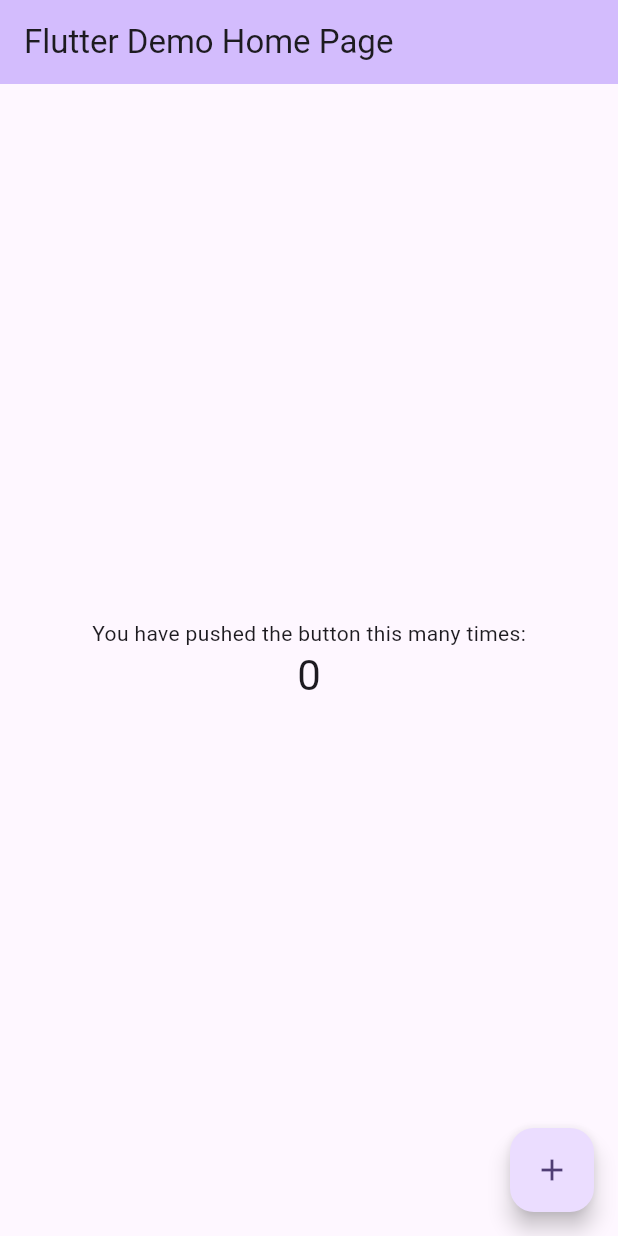
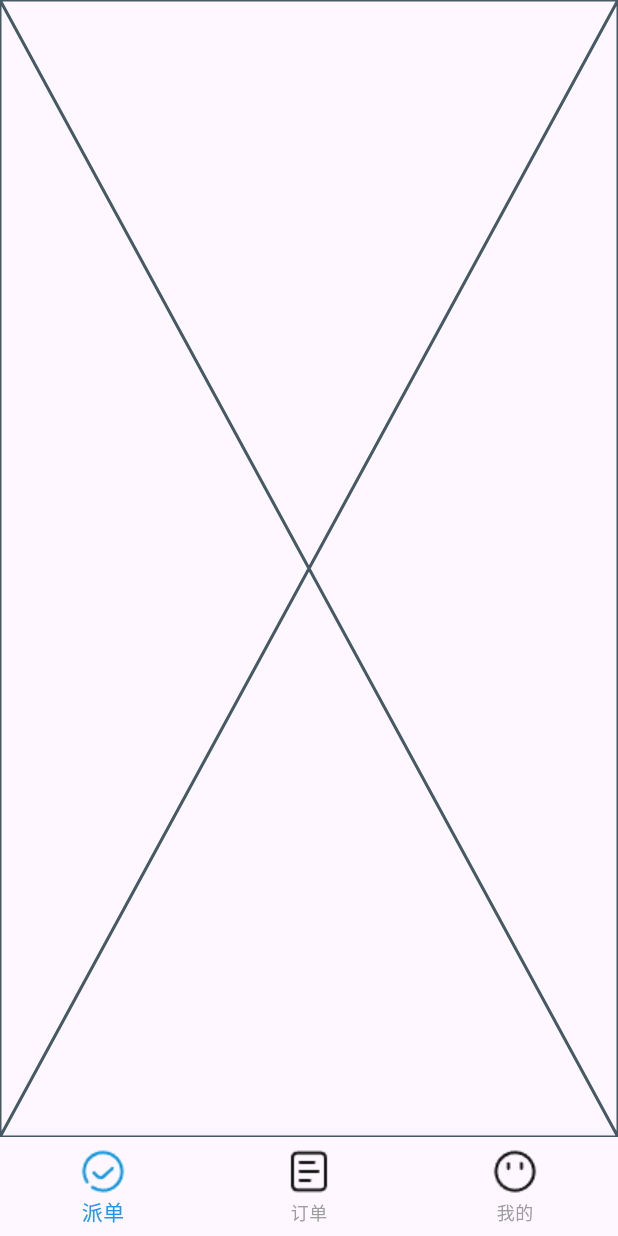
Before and after one commit to LearnTechLogic/CourseSnap, a Flutter app: the screen it shows after launch, on a phone screen of 412 x 824 dp. Run offline on Flutter 3.47's test engine with Material 3 defaults, Android fonts, the phone set to English and light mode, and no system bars.

Commit message:
管理端页面框架搭建

```diff
--- a/course_snap_gl/lib/main.dart
+++ b/course_snap_gl/lib/main.dart
@@ -1,122 +1,6 @@
-import 'package:flutter/material.dart';
+import 'package:course_snap_gl/routes/index.dart';
+import 'package:flutter/cupertino.dart';
 
 void main() {
-  runApp(const MyApp());
+  runApp(getRootWidget());
 }
-
-class MyApp extends StatelessWidget {
-  const MyApp({super.key});
-
-  // This widget is the root of your application.
-  @override
-  Widget build(BuildContext context) {
-    return MaterialApp(
-      title: 'Flutter Demo',
-      theme: ThemeData(
-        // This is the theme of your application.
-        //
-        // TRY THIS: Try running your application with "flutter run". You'll see
-        // the application has a purple toolbar. Then, without quitting the app,
-        // try changing the seedColor in the colorScheme below to Colors.green
-        // and then invoke "hot reload" (save your changes or press the "hot
-        // reload" button in a Flutter-supported IDE, or press "r" if you used
-        // the command line to start the app).
-        //
-        // Notice that the counter didn't reset back to zero; the application
-        // state is not lost during the reload. To reset the state, use hot
-        // restart instead.
-        //
-        // This works for code too, not just values: Most code changes can be
-        // tested with just a hot reload.
-        colorScheme: .fromSeed(seedColor: Colors.deepPurple),
-      ),
-      home: const MyHomePage(title: 'Flutter Demo Home Page'),
-    );
-  }
-}
-
-class MyHomePage extends StatefulWidget {
-  const MyHomePage({super.key, required this.title});
-
-  // This widget is the home page of your application. It is stateful, meaning
-  // that it has a State object (defined below) that contains fields that affect
-  // how it looks.
-
-  // This class is the configuration for the state. It holds the values (in this
-  // case the title) provided by the parent (in this case the App widget) and
-  // used by the build method of the State. Fields in a Widget subclass are
-  // always marked "final".
-
-  final String title;
-
-  @override
-  State<MyHomePage> createState() => _MyHomePageState();
-}
-
-class _MyHomePageState extends State<MyHomePage> {
-  int _counter = 0;
-
-  void _incrementCounter() {
-    setState(() {
-      // This call to setState tells the Flutter framework that something has
-      // changed in this State, which causes it to rerun the build method below
-      // so that the display can reflect the updated values. If we changed
-      // _counter without calling setState(), then the build method would not be
-      // called again, and so nothing would appear to happen.
-      _counter++;
-    });
-  }
-
-  @override
-  Widget build(BuildContext context) {
-    // This method is rerun every time setState is called, for instance as done
-    // by the _incrementCounter method above.
-    //
-    // The Flutter framework has been optimized to make rerunning build methods
-    // fast, so that you can just rebuild anything that needs updating rather
-    // than having to individually change instances of widgets.
-    return Scaffold(
-      appBar: AppBar(
-        // TRY THIS: Try changing the color here to a specific color (to
-        // Colors.amber, perhaps?) and trigger a hot reload to see the AppBar
-        // change color while the other colors stay the same.
-        backgroundColor: Theme.of(context).colorScheme.inversePrimary,
-        // Here we take the value from the MyHomePage object that was created by
-        // the App.build method, and use it to set our appbar title.
-        title: Text(widget.title),
-      ),
-      body: Center(
-        // Center is a layout widget. It takes a single child and positions it
-        // in the middle of the parent.
-        child: Column(
-          // Column is also a layout widget. It takes a list of children and
-          // arranges them vertically. By default, it sizes itself to fit its
-          // children horizontally, and tries to be as tall as its parent.
-          //
-          // Column has various properties to control how it sizes itself and
-          // how it positions its children. Here we use mainAxisAlignment to
-          // center the children vertically; the main axis here is the vertical
-          // axis because Columns are vertical (the cross axis would be
-          // horizontal).
-          //
-          // TRY THIS: Invoke "debug painting" (choose the "Toggle Debug Paint"
-          // action in the IDE, or press "p" in the console), to see the
-          // wireframe for each widget.
-          mainAxisAlignment: .center,
-          children: [
-            const Text('You have pushed the button this many times:'),
-            Text(
-              '$_counter',
-              style: Theme.of(context).textTheme.headlineMedium,
-            ),
-          ],
-        ),
-      ),
-      floatingActionButton: FloatingActionButton(
-        onPressed: _incrementCounter,
-        tooltip: 'Increment',
-        child: const Icon(Icons.add),
-      ),
-    );
-  }
-}
--- /dev/null
+++ b/course_snap_gl/lib/pages/DispatchView.dart
@@ -0,0 +1,15 @@
+import 'package:flutter/cupertino.dart';
+
+class DispatchView extends StatefulWidget {
+  const DispatchView({super.key});
+
+  @override
+  State<DispatchView> createState() => _DispatchViewState();
+}
+
+class _DispatchViewState extends State<DispatchView> {
+  @override
+  Widget build(BuildContext context) {
+    return const Placeholder();
+  }
+}
--- /dev/null
+++ b/course_snap_gl/lib/pages/MainPage.dart
@@ -0,0 +1,67 @@
+import 'package:course_snap_gl/pages/DispatchView.dart';
+import 'package:course_snap_gl/pages/MineView.dart';
+import 'package:course_snap_gl/pages/OrderView.dart';
+import 'package:flutter/cupertino.dart';
+import 'package:flutter/material.dart';
+
+class MainPage extends StatefulWidget {
+  const MainPage({super.key});
+
+  @override
+  State<MainPage> createState() => _MainPageState();
+}
+
+class _MainPageState extends State<MainPage> {
+  int _selectedIndex = 0;
+  final List<Map<String, String>> _tabList = [
+    {
+      "text": "派单",
+      "icon": "lib/images/dispatch.png",
+      "active_icon": "lib/images/dispatch_active.png"
+    },
+    {
+      "text": "订单",
+      "icon": "lib/images/order.png",
+      "active_icon": "lib/images/order_active.png"
+    },
+    {
+      "text": "我的",
+      "icon": "lib/images/mine.png",
+      "active_icon": "lib/images/mine_active.png"
+    }
+  ];
+  List<BottomNavigationBarItem> _getTabBarWidget() {
+    return List.generate(_tabList.length, (int index) {
+      return BottomNavigationBarItem(
+        icon: Image.asset(_tabList[index]["icon"]!),
+        activeIcon: Image.asset(_tabList[index]["active_icon"]!),
+        label: _tabList[index]["text"]
+      );
+    });
+  }
+  List<Widget> _getChildren() {
+    return [DispatchView(), OrderView(), MineView()];
+  }
+  @override
+  Widget build(BuildContext context) {
+    return Scaffold(
+      body: Center(
+        child: IndexedStack(
+          index: _selectedIndex,
+          children: _getChildren()
+        ),
+      ),
+      bottomNavigationBar: BottomNavigationBar(
+        showUnselectedLabels: true,
+        selectedItemColor: Colors.blue,
+        unselectedItemColor: Colors.grey,
+        onTap: (int index) {
+          _selectedIndex = index;
+          setState(() {});
+        },
+        currentIndex: _selectedIndex,
+        items: _getTabBarWidget(),
+      ),
+    );
+  }
+}
--- a/course_snap_gl/pubspec.yaml
+++ b/course_snap_gl/pubspec.yaml
@@ -34,6 +34,7 @@ dependencies:
   # The following adds the Cupertino Icons font to your application.
   # Use with the CupertinoIcons class for iOS style icons.
   cupertino_icons: ^1.0.8
+  dio: ^5.9.0
 
 dev_dependencies:
   flutter_test:
@@ -61,6 +62,8 @@ flutter:
   # assets:
   #   - images/a_dot_burr.jpeg
   #   - images/a_dot_ham.jpeg
+  assets:
+    - lib/images/
 
   # An image asset can refer to one or more resolution-specific "variants", see
   # https://flutter.dev/to/resolution-aware-images
```
Also changed, not shown: course_snap_gl/lib/pages/LoginPage.dart (added, +15 -0 lines), course_snap_gl/lib/pages/MineView.dart (added, +15 -0 lines), course_snap_gl/lib/pages/OrderView.dart (added, +15 -0 lines), course_snap_gl/lib/pojo/user.dart (added, +25 -0 lines), course_snap_gl/lib/routes/index.dart (added, +18 -0 lines), course_snap_gl/lib/images/dispatch.png (added), course_snap_gl/lib/images/dispatch_active.png (added), course_snap_gl/lib/images/mine.png (added), course_snap_gl/lib/images/mine_active.png (added), course_snap_gl/lib/images/order.png (added), course_snap_gl/lib/images/order_active.png (added), course_snap_gl/lib/utils/DioRequest.dart (added), course_snap_gl/pubspec.lock, 2 other files.
